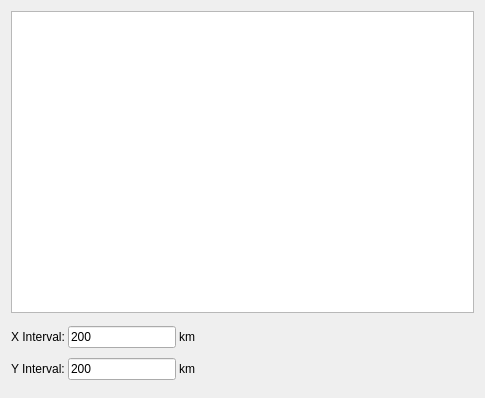
Above: ui/GridMeshSettingWidget.ui from robert6757/qgis-chinese-basemap before the change. Below: the same form after it.
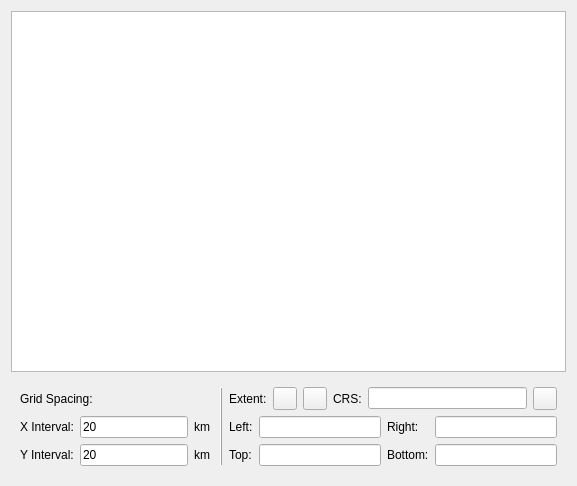
That is the form after the change. The open tabs and pages were chosen to show the change.

Commit message: add distance grid.

Patch:
```diff
--- a/ui/GridMeshSettingWidget.ui
+++ b/ui/GridMeshSettingWidget.ui
@@ -6,14 +6,14 @@
    <rect>
     <x>0</x>
     <y>0</y>
-    <width>485</width>
-    <height>398</height>
+    <width>577</width>
+    <height>486</height>
    </rect>
   </property>
   <property name="windowTitle">
    <string/>
   </property>
-  <layout class="QGridLayout" name="gridLayout_2">
+  <layout class="QGridLayout" name="gridLayout_7">
    <item row="0" column="0">
     <widget class="QListWidget" name="listWidget">
      <property name="editTriggers">
@@ -181,30 +181,37 @@
       </layout>
      </widget>
      <widget class="QWidget" name="pageDistanceGrid">
+      <layout class="QGridLayout" name="gridLayout_6">
+       <item row="0" column="0" rowspan="2">
       <layout class="QGridLayout" name="gridLayout_4">
-       <property name="leftMargin">
-        <number>0</number>
-       </property>
-       <property name="topMargin">
-        <number>0</number>
-       </property>
-       <property name="rightMargin">
-        <number>0</number>
-       </property>
-       <property name="bottomMargin">
-        <number>0</number>
-       </property>
-       <property name="spacing">
-        <number>3</number>
-       </property>
-       <item row="0" column="0">
+         <item row="1" column="2">
+          <widget class="QLabel" name="label_9">
+           <property name="text">
+            <string>km</string>
+           </property>
+          </widget>
+         </item>
+         <item row="2" column="1">
+          <widget class="QLineEdit" name="lineEditYInterval">
+           <property name="sizePolicy">
+            <sizepolicy hsizetype="Preferred" vsizetype="Fixed">
+             <horstretch>0</horstretch>
+             <verstretch>0</verstretch>
+            </sizepolicy>
+           </property>
+           <property name="text">
+            <string>20</string>
+           </property>
+          </widget>
+         </item>
+         <item row="1" column="0">
         <widget class="QLabel" name="label_7">
          <property name="text">
           <string>X Interval:</string>
          </property>
         </widget>
        </item>
-       <item row="0" column="1">
+         <item row="1" column="1">
         <widget class="QLineEdit" name="lineEditXInterval">
          <property name="sizePolicy">
           <sizepolicy hsizetype="Preferred" vsizetype="Fixed">
@@ -213,69 +220,157 @@
           </sizepolicy>
          </property>
          <property name="text">
-          <string>200</string>
+            <string>20</string>
          </property>
         </widget>
        </item>
-       <item row="0" column="2">
-        <widget class="QLabel" name="label_9">
+         <item row="2" column="2">
+          <widget class="QLabel" name="label_6">
          <property name="text">
           <string>km</string>
          </property>
         </widget>
        </item>
-       <item row="0" column="3">
-        <spacer name="horizontalSpacer_5">
-         <property name="orientation">
-          <enum>Qt::Horizontal</enum>
-         </property>
-         <property name="sizeHint" stdset="0">
-          <size>
-           <width>246</width>
-           <height>17</height>
-          </size>
-         </property>
-        </spacer>
-       </item>
-       <item row="1" column="0">
+         <item row="2" column="0">
         <widget class="QLabel" name="label_8">
          <property name="text">
           <string>Y Interval:</string>
          </property>
         </widget>
        </item>
+         <item row="0" column="2">
+          <spacer name="verticalSpacer">
+           <property name="orientation">
+            <enum>Qt::Vertical</enum>
+           </property>
+           <property name="sizeHint" stdset="0">
+            <size>
+             <width>20</width>
+             <height>40</height>
+            </size>
+           </property>
+          </spacer>
+         </item>
+         <item row="0" column="0" colspan="2">
+          <widget class="QLabel" name="label_15">
+           <property name="text">
+            <string>Grid Spacing:</string>
+           </property>
+          </widget>
+         </item>
+        </layout>
+       </item>
+       <item row="0" column="1" rowspan="2">
+        <widget class="Line" name="line">
+         <property name="frameShadow">
+          <enum>QFrame::Raised</enum>
+         </property>
+         <property name="lineWidth">
+          <number>1</number>
+         </property>
+         <property name="orientation">
+          <enum>Qt::Vertical</enum>
+         </property>
+        </widget>
+       </item>
+       <item row="0" column="2">
+        <layout class="QHBoxLayout" name="horizontalLayout">
+         <item>
+          <widget class="QLabel" name="label_10">
+           <property name="text">
+            <string>Extent:</string>
+           </property>
+          </widget>
+         </item>
+         <item>
+          <widget class="QToolButton" name="toolButtonSelectBoundary">
+           <property name="toolTip">
+            <string>Select an area by clicking and dragging on the map.</string>
+           </property>
+           <property name="text">
+            <string/>
+           </property>
+          </widget>
+         </item>
+         <item>
+          <widget class="QToolButton" name="toolButtonCanvasBoundary">
+           <property name="toolTip">
+            <string>Use the whole canvas area.</string>
+           </property>
+           <property name="text">
+            <string/>
+           </property>
+          </widget>
+         </item>
+         <item>
+          <widget class="QLabel" name="label_16">
+           <property name="text">
+            <string>CRS:</string>
+           </property>
+          </widget>
+         </item>
+         <item>
+          <widget class="QLineEdit" name="lineEditCRS">
+           <property name="readOnly">
+            <bool>true</bool>
+           </property>
+          </widget>
+         </item>
+         <item>
+          <widget class="QToolButton" name="toolButtonSelectCRS">
+           <property name="toolTip">
+            <string>Change the CRS for drawing grid.</string>
+           </property>
+           <property name="text">
+            <string/>
+           </property>
+          </widget>
+         </item>
+        </layout>
+       </item>
+       <item row="1" column="2">
+        <layout class="QGridLayout" name="gridLayout_2">
+         <item row="0" column="0">
+          <widget class="QLabel" name="label_13">
+           <property name="text">
+            <string>Left:</string>
+           </property>
+          </widget>
+         </item>
+         <item row="0" column="1">
+          <widget class="QLineEdit" name="lineEditBoundaryLeft"/>
+         </item>
+         <item row="0" column="2">
+          <widget class="QLabel" name="label_14">
+           <property name="text">
+            <string>Right:</string>
+           </property>
+          </widget>
+         </item>
+         <item row="0" column="3">
+          <widget class="QLineEdit" name="lineEditBoundaryRight"/>
+         </item>
+         <item row="1" column="0">
+          <widget class="QLabel" name="label_11">
+           <property name="text">
+            <string>Top:</string>
+           </property>
+          </widget>
+         </item>
        <item row="1" column="1">
-        <widget class="QLineEdit" name="lineEditYInterval">
-         <property name="sizePolicy">
-          <sizepolicy hsizetype="Preferred" vsizetype="Fixed">
-           <horstretch>0</horstretch>
-           <verstretch>0</verstretch>
-          </sizepolicy>
-         </property>
-         <property name="text">
-          <string>200</string>
-         </property>
-        </widget>
+          <widget class="QLineEdit" name="lineEditBoundaryTop"/>
        </item>
        <item row="1" column="2">
-        <widget class="QLabel" name="label_6">
+          <widget class="QLabel" name="label_12">
          <property name="text">
-          <string>km</string>
+            <string>Bottom:</string>
          </property>
         </widget>
        </item>
        <item row="1" column="3">
-        <spacer name="horizontalSpacer_4">
-         <property name="orientation">
-          <enum>Qt::Horizontal</enum>
-         </property>
-         <property name="sizeHint" stdset="0">
-          <size>
-           <width>246</width>
-           <height>20</height>
-          </size>
-         </property>
-        </spacer>
+          <widget class="QLineEdit" name="lineEditBoundaryBottom"/>
+         </item>
+        </layout>
        </item>
       </layout>
      </widget>
```
Left out of the diff: 2 changed lines with no effect on the pictures. Lines whose indentation alone changed are shown as unchanged. The commit also changes 1 other file.
